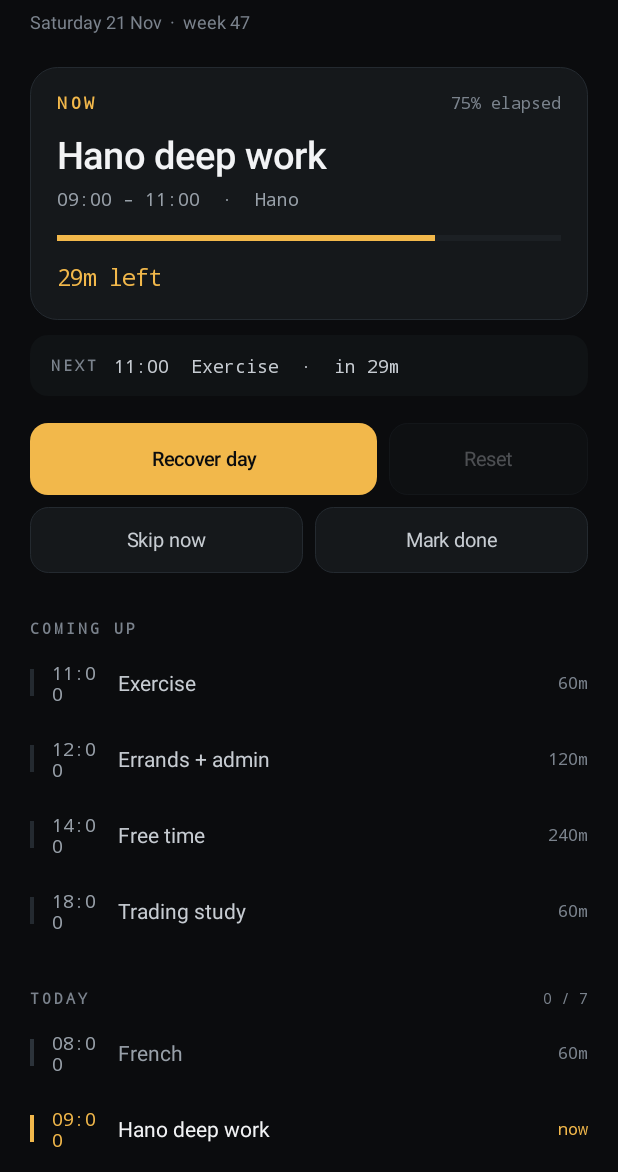
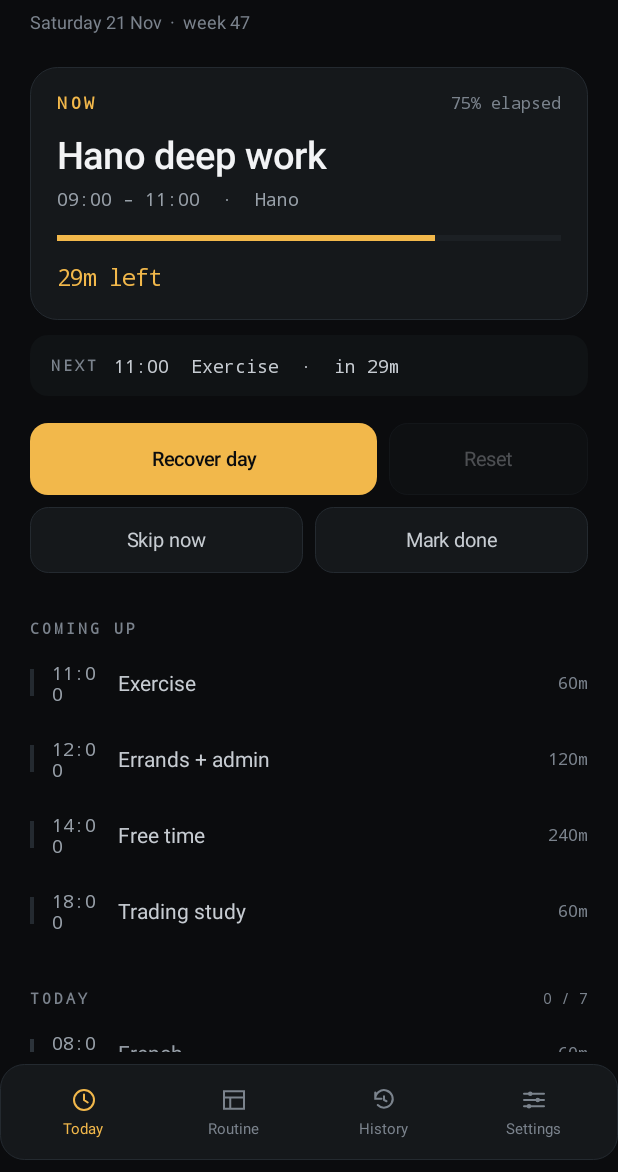
Before and after one commit to Akatsuki2r/Icarus, an Android app: the screen it shows after launch (MainActivity), on a phone screen of 412 x 824 dp, the part 64-1236 px from its top. Run offline under Robolectric (Android 15) with nearby library versions, the phone set to English and light mode, and no system bars.

Commit message:
feat: navigation shell with four destinations

```diff
--- a/app/src/main/java/dev/icarus/app/MainActivity.kt
+++ b/app/src/main/java/dev/icarus/app/MainActivity.kt
@@ -1,6 +1,7 @@
 package dev.icarus.app
 
 import android.Manifest
+import android.annotation.SuppressLint
 import android.app.Activity
 import android.app.AlertDialog
 import android.content.Intent
@@ -23,6 +24,7 @@ import android.view.View
 import android.view.ViewGroup
 import android.view.WindowInsets
 import android.view.animation.PathInterpolator
+import android.widget.FrameLayout
 import android.widget.LinearLayout
 import android.widget.ProgressBar
 import android.widget.ScrollView
@@ -35,6 +37,11 @@ import dev.icarus.engine.Priority
 import dev.icarus.engine.Recovery
 import dev.icarus.engine.Routine
 import dev.icarus.engine.Timeline
+import dev.icarus.app.ui.Destination
+import dev.icarus.app.ui.DockView
+import dev.icarus.app.ui.HistoryView
+import dev.icarus.app.ui.RoutineHomeView
+import dev.icarus.app.ui.SettingsView
 import java.time.LocalDate
 import java.time.LocalTime
 import java.time.format.DateTimeFormatter
@@ -52,6 +59,14 @@ class MainActivity : Activity() {
     private val handler = Handler(Looper.getMainLooper())
     private val clockFormat = DateTimeFormatter.ofPattern("HH:mm:ss")
     private val hm = DateTimeFormatter.ofPattern("HH:mm")
+
+    private lateinit var shell: FrameLayout
+    private lateinit var dock: DockView
+    private lateinit var todayScreen: View
+    private lateinit var routineScreen: RoutineHomeView
+    private lateinit var historyScreen: HistoryView
+    private lateinit var settingsScreen: SettingsView
+    private var destination: Destination = Destination.TODAY
 
     private lateinit var routineStore: RoutineStore
     private var routine: Routine = Routine.EMPTY
@@ -107,7 +122,78 @@ class MainActivity : Activity() {
         window.statusBarColor = Color.TRANSPARENT
         window.navigationBarColor = Color.TRANSPARENT
 
-        setContentView(buildUi())
+        buildShell()
+    }
+
+    private fun buildShell() {
+        todayScreen = buildUi()
+        routineScreen = RoutineHomeView(this).apply { render() }
+        historyScreen = HistoryView(this).apply { render() }
+        settingsScreen = SettingsView(this).apply { render() }
+
+        shell = FrameLayout(this).apply {
+            layoutParams = LinearLayout.LayoutParams(
+                ViewGroup.LayoutParams.MATCH_PARENT, 0, 1f,
+            )
+        }
+        dock = DockView(this) { show(it) }
+
+        val root = LinearLayout(this).apply {
+            orientation = LinearLayout.VERTICAL
+            setBackgroundColor(Colors.BG)
+            addView(shell)
+            addView(
+                dock,
+                LinearLayout.LayoutParams(ViewGroup.LayoutParams.MATCH_PARENT, ViewGroup.LayoutParams.WRAP_CONTENT)
+                    .apply { topMargin = dp(8) },
+            )
+            setOnApplyWindowInsetsListener { view, insets ->
+                val bottom = if (Build.VERSION.SDK_INT >= Build.VERSION_CODES.R) {
+                    insets.getInsets(WindowInsets.Type.systemBars() or WindowInsets.Type.ime()).bottom
+                } else {
+                    @Suppress("DEPRECATION")
+                    insets.systemWindowInsetBottom
+                }
+                view.setPadding(0, 0, 0, dp(8) + bottom)
+                insets
+            }
+        }
+        setContentView(root)
+        show(Destination.TODAY)
+
+        if (Build.VERSION.SDK_INT >= Build.VERSION_CODES.TIRAMISU) {
+            onBackInvokedDispatcher.registerOnBackInvokedCallback(
+                android.window.OnBackInvokedDispatcher.PRIORITY_DEFAULT,
+            ) { onBack() }
+        }
+    }
+
+    private fun show(next: Destination) {
+        destination = next
+        shell.removeAllViews()
+        shell.addView(
+            when (next) {
+                Destination.TODAY -> todayScreen
+                Destination.ROUTINE -> routineScreen
+                Destination.HISTORY -> historyScreen
+                Destination.SETTINGS -> settingsScreen
+            },
+        )
+        dock.select(next)
+    }
+
+    @SuppressLint("GestureBackNavigation")
+    @Suppress("DEPRECATION")
+    override fun onBackPressed() {
+        onBack()
+    }
+
+    private fun onBack() {
+        if (destination != Destination.TODAY) {
+            show(Destination.TODAY)
+        } else {
+            finish()
+        }
     }
 
     override fun onResume() {
@@ -568,14 +654,14 @@ class MainActivity : Activity() {
             clipToPadding = false
             addView(content)
             setOnApplyWindowInsetsListener { view, insets ->
-                val (top, bottom) = if (Build.VERSION.SDK_INT >= Build.VERSION_CODES.R) {
-                    val bars = insets.getInsets(WindowInsets.Type.systemBars())
-                    bars.top to bars.bottom
+                val topInset = if (Build.VERSION.SDK_INT >= Build.VERSION_CODES.R) {
+                    insets.getInsets(WindowInsets.Type.systemBars()).top
                 } else {
                     @Suppress("DEPRECATION")
-                    insets.systemWindowInsetTop to insets.systemWindowInsetBottom
+                    insets.systemWindowInsetTop
                 }
-                view.setPadding(0, dp(22) + top, 0, dp(20) + bottom)
+                // Bottom inset belongs to the shell's dock, not the scrolling content.
+                view.setPadding(0, dp(22) + topInset, 0, dp(12))
                 insets
             }
         }
--- /dev/null
+++ b/app/src/main/java/dev/icarus/app/ui/Destination.kt
@@ -0,0 +1,3 @@
+package dev.icarus.app.ui
+
+enum class Destination { TODAY, ROUTINE, HISTORY, SETTINGS }
--- /dev/null
+++ b/app/src/main/java/dev/icarus/app/ui/DockView.kt
@@ -0,0 +1,87 @@
+package dev.icarus.app.ui
+
+import android.content.Context
+import android.content.res.ColorStateList
+import android.graphics.PorterDuff
+import android.graphics.drawable.GradientDrawable
+import android.graphics.drawable.RippleDrawable
+import android.util.TypedValue
+import android.view.Gravity
+import android.view.HapticFeedbackConstants
+import android.view.View
+import android.view.ViewGroup
+import android.widget.ImageView
+import android.widget.LinearLayout
+import android.widget.TextView
+import dev.icarus.app.R
+
+/** Persistent four-destination dock. One selected item, 48dp targets, Icarus styling. */
+class DockView(context: Context, onSelect: (Destination) -> Unit) : LinearLayout(context) {
+
+    private val items = mutableMapOf<Destination, Pair<ImageView, TextView>>()
+
+    init {
+        orientation = HORIZONTAL
+        gravity = Gravity.CENTER_VERTICAL
+        background = RippleDrawable(
+            ColorStateList.valueOf(0x00000000),
+            GradientDrawable().apply {
+                setColor(IcarusColors.CARD)
+                cornerRadius = dp(16).toFloat()
+                setStroke(dp(1), IcarusColors.HAIRLINE)
+            },
+            null,
+        )
+        setPadding(dp(6), dp(8), dp(6), dp(8))
+
+        val specs = listOf(
+            Destination.TODAY to Pair(R.drawable.ic_nav_today, "Today"),
+            Destination.ROUTINE to Pair(R.drawable.ic_nav_routine, "Routine"),
+            Destination.HISTORY to Pair(R.drawable.ic_nav_history, "History"),
+            Destination.SETTINGS to Pair(R.drawable.ic_nav_settings, "Settings"),
+        )
+        specs.forEach { (destination, spec) ->
+            val item = LinearLayout(context).apply {
+                orientation = VERTICAL
+                gravity = Gravity.CENTER
+                minimumHeight = dp(48)
+                isClickable = true
+                isFocusable = true
+                background = RippleDrawable(
+                    ColorStateList.valueOf(0x24FFFFFF),
+                    GradientDrawable().apply { cornerRadius = dp(10).toFloat() },
+                    null,
+                )
+                setOnClickListener {
+                    rootView?.performHapticFeedback(HapticFeedbackConstants.VIRTUAL_KEY)
+                    onSelect(destination)
+                }
+            }
+            val icon = ImageView(context).apply {
+                setImageResource(spec.first)
+                scaleType = ImageView.ScaleType.CENTER_INSIDE
+            }
+            val label = TextView(context).apply {
+                text = spec.second
+                setTextSize(TypedValue.COMPLEX_UNIT_SP, 10f)
+                gravity = Gravity.CENTER
+                setPadding(0, dp(2), 0, 0)
+            }
+            item.addView(icon, LinearLayout.LayoutParams(dp(20), dp(20)))
+            item.addView(label, LinearLayout.LayoutParams(ViewGroup.LayoutParams.WRAP_CONTENT, ViewGroup.LayoutParams.WRAP_CONTENT))
+            addView(item, LinearLayout.LayoutParams(0, ViewGroup.LayoutParams.WRAP_CONTENT, 1f))
+            items[destination] = icon to label
+        }
+    }
+
+    fun select(destination: Destination) {
+        items.forEach { (key, pair) ->
+            val selected = key == destination
+            val color = if (selected) IcarusColors.ACCENT else IcarusColors.MUTED
+            pair.first.setColorFilter(color, PorterDuff.Mode.SRC_IN)
+            pair.second.setTextColor(color)
+        }
+    }
+
+    private fun dp(value: Int): Int = (value * resources.displayMetrics.density).toInt()
+}
--- /dev/null
+++ b/app/src/main/java/dev/icarus/app/ui/HistoryView.kt
@@ -0,0 +1,30 @@
+package dev.icarus.app.ui
+
+import android.content.Context
+import android.util.TypedValue
+import android.view.ViewGroup
+import android.widget.LinearLayout
+import android.widget.TextView
+
+class HistoryView(context: Context) : LinearLayout(context) {
+
+    fun render() {
+        removeAllViews()
+        orientation = VERTICAL
+        setBackgroundColor(IcarusColors.BG)
+        setPadding(dp(20), dp(28), dp(20), dp(20))
+        addView(TextView(context).apply {
+            text = "History"
+            setTextColor(IcarusColors.TEXT)
+            setTextSize(TypedValue.COMPLEX_UNIT_SP, 22f)
+        })
+        addView(TextView(context).apply {
+            text = "Completed, missed and reclaimed blocks from the last two weeks will appear here."
+            setTextColor(IcarusColors.MUTED)
+            setTextSize(TypedValue.COMPLEX_UNIT_SP, 12f)
+            setPadding(0, dp(16), 0, 0)
+        }, LinearLayout.LayoutParams(ViewGroup.LayoutParams.MATCH_PARENT, ViewGroup.LayoutParams.WRAP_CONTENT))
+    }
+
+    private fun dp(value: Int): Int = (value * resources.displayMetrics.density).toInt()
+}
--- /dev/null
+++ b/app/src/main/java/dev/icarus/app/ui/IcarusColors.kt
@@ -0,0 +1,16 @@
+package dev.icarus.app.ui
+
+import android.graphics.Color
+
+/** Temporary shared palette until IcarusTheme resolves tokens per app theme and state. */
+object IcarusColors {
+    val BG = Color.parseColor("#0B0C0E")
+    val CARD = Color.parseColor("#15181B")
+    val HAIRLINE = Color.parseColor("#242A30")
+    val TRACK = Color.parseColor("#2C333A")
+    val TEXT = Color.parseColor("#F2F3F5")
+    val TEXT_DIM = Color.parseColor("#C7CCD2")
+    val MUTED = Color.parseColor("#7B838D")
+    val ACCENT = Color.parseColor("#F2B84B")
+    val GOOD = Color.parseColor("#6FCF8A")
+}
--- /dev/null
+++ b/app/src/main/java/dev/icarus/app/ui/RoutineHomeView.kt
@@ -0,0 +1,30 @@
+package dev.icarus.app.ui
+
+import android.content.Context
+import android.util.TypedValue
+import android.view.ViewGroup
+import android.widget.LinearLayout
+import android.widget.TextView
+
+class RoutineHomeView(context: Context) : LinearLayout(context) {
+
+    fun render() {
+        removeAllViews()
+        orientation = VERTICAL
+        setBackgroundColor(IcarusColors.BG)
+        setPadding(dp(20), dp(28), dp(20), dp(20))
+        addView(TextView(context).apply {
+            text = "Routine"
+            setTextColor(IcarusColors.TEXT)
+            setTextSize(TypedValue.COMPLEX_UNIT_SP, 22f)
+        })
+        addView(TextView(context).apply {
+            text = "Your weekly schedule. Block editing lands in the next step."
+            setTextColor(IcarusColors.MUTED)
+            setTextSize(TypedValue.COMPLEX_UNIT_SP, 12f)
+            setPadding(0, dp(16), 0, 0)
+        }, LinearLayout.LayoutParams(ViewGroup.LayoutParams.MATCH_PARENT, ViewGroup.LayoutParams.WRAP_CONTENT))
+    }
+
+    private fun dp(value: Int): Int = (value * resources.displayMetrics.density).toInt()
+}
--- /dev/null
+++ b/app/src/main/java/dev/icarus/app/ui/SettingsView.kt
@@ -0,0 +1,30 @@
+package dev.icarus.app.ui
+
+import android.content.Context
+import android.util.TypedValue
+import android.view.ViewGroup
+import android.widget.LinearLayout
+import android.widget.TextView
+
+class SettingsView(context: Context) : LinearLayout(context) {
+
+    fun render() {
+        removeAllViews()
+        orientation = VERTICAL
+        setBackgroundColor(IcarusColors.BG)
+        setPadding(dp(20), dp(28), dp(20), dp(20))
+        addView(TextView(context).apply {
+            text = "Settings"
+            setTextColor(IcarusColors.TEXT)
+            setTextSize(TypedValue.COMPLEX_UNIT_SP, 22f)
+        })
+        addView(TextView(context).apply {
+            text = "Permissions, app classification, interventions and themes will appear here."
+            setTextColor(IcarusColors.MUTED)
+            setTextSize(TypedValue.COMPLEX_UNIT_SP, 12f)
+            setPadding(0, dp(16), 0, 0)
+        }, LinearLayout.LayoutParams(ViewGroup.LayoutParams.MATCH_PARENT, ViewGroup.LayoutParams.WRAP_CONTENT))
+    }
+
+    private fun dp(value: Int): Int = (value * resources.displayMetrics.density).toInt()
+}
--- /dev/null
+++ b/app/src/main/res/drawable/ic_nav_history.xml
@@ -0,0 +1,3 @@
+<vector xmlns:android="http://schemas.android.com/apk/res/android" android:width="24dp" android:height="24dp" android:viewportWidth="24" android:viewportHeight="24">
+    <path android:fillColor="@android:color/transparent" android:strokeColor="#FFFFFF" android:strokeWidth="1.6" android:strokeLineCap="round" android:pathData="M5,11a7,7 0 1,1 2,5M5,6v5h5M12,9v3l2,1" />
+</vector>
--- /dev/null
+++ b/app/src/main/res/drawable/ic_nav_routine.xml
@@ -0,0 +1,3 @@
+<vector xmlns:android="http://schemas.android.com/apk/res/android" android:width="24dp" android:height="24dp" android:viewportWidth="24" android:viewportHeight="24">
+    <path android:fillColor="@android:color/transparent" android:strokeColor="#FFFFFF" android:strokeWidth="1.6" android:strokeLineCap="round" android:pathData="M4,5h16v14H4zM4,10h16M9,10v9" />
+</vector>
--- /dev/null
+++ b/app/src/main/res/drawable/ic_nav_settings.xml
@@ -0,0 +1,4 @@
+<vector xmlns:android="http://schemas.android.com/apk/res/android" android:width="24dp" android:height="24dp" android:viewportWidth="24" android:viewportHeight="24">
+    <path android:fillColor="@android:color/transparent" android:strokeColor="#FFFFFF" android:strokeWidth="1.6" android:strokeLineCap="round" android:pathData="M4,7h16M4,12h16M4,17h16" />
+    <path android:fillColor="#FFFFFF" android:pathData="M9,5.2a1.8,1.8 0 1,0 0,3.6a1.8,1.8 0 1,0 0,-3.6M15,10.2a1.8,1.8 0 1,0 0,3.6a1.8,1.8 0 1,0 0,-3.6M8,15.2a1.8,1.8 0 1,0 0,3.6a1.8,1.8 0 1,0 0,-3.6" />
+</vector>
--- /dev/null
+++ b/app/src/main/res/drawable/ic_nav_today.xml
@@ -0,0 +1,3 @@
+<vector xmlns:android="http://schemas.android.com/apk/res/android" android:width="24dp" android:height="24dp" android:viewportWidth="24" android:viewportHeight="24">
+    <path android:fillColor="@android:color/transparent" android:strokeColor="#FFFFFF" android:strokeWidth="1.6" android:strokeLineCap="round" android:pathData="M12,4a8,8 0 1,0 0,16a8,8 0 1,0 0,-16M12,7.5L12,12L15,14" />
+</vector>
```
Also changed, not shown: 1 other file.
